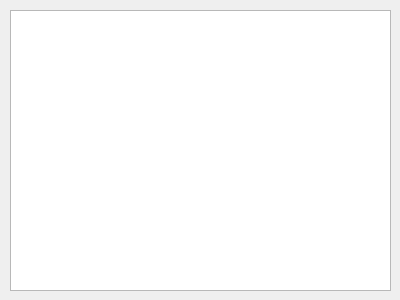
The window that gemviz23/demo/resources/resultwindow.ui (BCDA-APS/gemviz) describes before a commit, drawn with Qt 5.
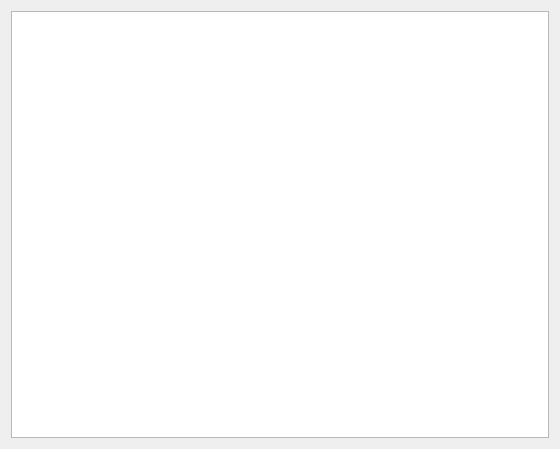
The same window after the commit.

What changed in the file:
```diff
--- a/gemviz23/demo/resources/resultwindow.ui
+++ b/gemviz23/demo/resources/resultwindow.ui
@@ -6,28 +6,18 @@
    <rect>
     <x>0</x>
     <y>0</y>
-    <width>400</width>
-    <height>300</height>
+    <width>560</width>
+    <height>449</height>
    </rect>
   </property>
   <property name="windowTitle">
    <string>Form</string>
   </property>
-  <widget class="QWidget" name="widget" native="true">
-   <property name="geometry">
-    <rect>
-     <x>10</x>
-     <y>10</y>
-     <width>381</width>
-     <height>281</height>
-    </rect>
-   </property>
-   <layout class="QGridLayout" name="gridLayout">
-    <item row="0" column="0">
+  <layout class="QVBoxLayout" name="verticalLayout">
+   <item>
      <widget class="QTableView" name="tableView"/>
     </item>
    </layout>
-  </widget>
  </widget>
  <resources/>
  <connections/>
```
Lines whose indentation alone changed are shown as unchanged.
